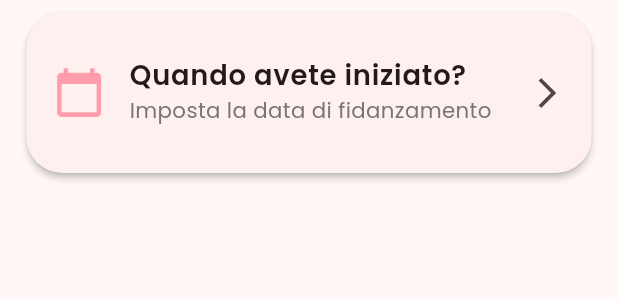
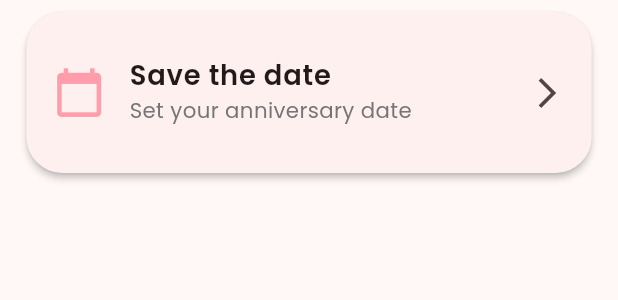
Before and after one commit to mat-teo/yily, a Flutter app: the AnniversaryWidget widget shown alone on an empty page, opened directly, on a phone screen of 412 x 824 dp. Shown: the top 300 px of the screen. Run offline on Flutter 3.47's test engine with Material 3 defaults, Android fonts, the light colour scheme and no system bars; our stand-ins replace dio, flutter_animate, flutter_local_notifications, flutter_screenutil, flutter_secure_storage, google_fonts and 3 more; accounts and stored records are empty.

Commit message:
v0.5.0 - error handling

```diff
--- a/mobile-app/yily_app/lib/main.dart
+++ b/mobile-app/yily_app/lib/main.dart
@@ -7,9 +7,11 @@ import 'package:yily_app/providers/auth_provider.dart';
 import 'package:yily_app/screens/onboarding_screen.dart';
 import 'package:yily_app/providers/user_provider.dart';
 import 'package:yily_app/providers/theme_provider.dart';
+import 'package:yily_app/services/notification_service.dart';
 
 void main() async {
   WidgetsFlutterBinding.ensureInitialized();
+  await NotificationService().init();
   runApp(const MyApp());
 }
 
--- a/mobile-app/yily_app/lib/providers/user_provider.dart
+++ b/mobile-app/yily_app/lib/providers/user_provider.dart
@@ -1,5 +1,6 @@
 import 'package:flutter/material.dart';
 import 'package:yily_app/services/api_service.dart';
+import 'package:yily_app/utils/error_handler.dart';
 
 class UserProvider with ChangeNotifier {
   String? myName;
@@ -12,7 +13,7 @@ class UserProvider with ChangeNotifier {
 
   bool get hasPartner => partnerName != null && partnerId != null;
 
-  Future<void> loadUserInfo() async {
+  Future<void> loadUserInfo(BuildContext context) async {
     try {
       final api = ApiService();
       final data = await api.getUserInfo();
@@ -39,7 +40,7 @@ class UserProvider with ChangeNotifier {
 
       notifyListeners();
     } catch (e) {
-      print('Errore loadUserInfo: $e');
+      ErrorHandler.showError(context, e);
     }
   }
 
--- a/mobile-app/yily_app/lib/screens/add_reason_screen.dart
+++ b/mobile-app/yily_app/lib/screens/add_reason_screen.dart
@@ -1,6 +1,7 @@
 import 'package:flutter/material.dart';
 import 'package:yily_app/services/api_service.dart';
 import'package:flutter_screenutil/flutter_screenutil.dart';
+import 'package:yily_app/utils/error_handler.dart';
 
 class AddReasonScreen extends StatefulWidget {
   const AddReasonScreen({super.key});
@@ -22,7 +23,7 @@ class _AddReasonScreenState extends State<AddReasonScreen> {
       await api.addReason(_contentController.text.trim());
       Navigator.pop(context, true);
     } catch (e) {
-      ScaffoldMessenger.of(context).showSnackBar(SnackBar(content: Text('Errore: $e')));
+      ErrorHandler.showError(context, e);
     } finally {
       setState(() => _isLoading = false);
     }
--- a/mobile-app/yily_app/lib/screens/onboarding_screen.dart
+++ b/mobile-app/yily_app/lib/screens/onboarding_screen.dart
@@ -2,6 +2,7 @@ import 'package:flutter/material.dart';
 import 'package:yily_app/services/api_service.dart';
 import'package:flutter_screenutil/flutter_screenutil.dart';
 import 'package:yily_app/screens/main_navigation.dart';
+import 'package:yily_app/utils/error_handler.dart';
 
 
 class OnboardingScreen extends StatefulWidget {
@@ -40,9 +41,7 @@ class _OnboardingScreenState extends State<OnboardingScreen> {
         MaterialPageRoute(builder: (_) => const MainNavigation()),
       );
     } catch (e) {
-      ScaffoldMessenger.of(context).showSnackBar(
-        SnackBar(content: Text('Errore: $e')),
-      );
+      ErrorHandler.showError(context, e);
     } finally {
       setState(() => _isLoading = false);
     }
--- a/mobile-app/yily_app/lib/services/api_service.dart
+++ b/mobile-app/yily_app/lib/services/api_service.dart
@@ -1,7 +1,9 @@
 // services/api_service.dart
 import 'package:dio/dio.dart';
+import 'package:flutter/src/widgets/framework.dart';
 import 'package:yily_app/models/reason.dart';
 import 'package:yily_app/services/storage_service.dart';
+import 'package:yily_app/utils/error_handler.dart';
 
 class ApiService {
   final Dio _dio = Dio(BaseOptions(
@@ -99,7 +101,7 @@ class ApiService {
     return response.data;
   }
 
-  Future<void> setAnniversaryDate(DateTime date) async {
+  Future<void> setAnniversaryDate(DateTime date, BuildContext context) async {
    try {
     final response = await _dio.put(
       '/couples/anniversary',
@@ -111,10 +113,7 @@ class ApiService {
     print('Anniversary saved: ${response.data}');
     return;
   } catch (e) {
-    print('Errore setAnniversaryDate: $e');
-    if (e is DioException) {
-      print('Response data: ${e.response?.data}');
-    }
+    ErrorHandler.showError(context, e);
     rethrow;
   }
   }
--- /dev/null
+++ b/mobile-app/yily_app/lib/services/notification_service.dart
@@ -0,0 +1,42 @@
+import 'package:flutter_local_notifications/flutter_local_notifications.dart';
+import 'package:timezone/timezone.dart' as tz;
+import 'package:timezone/data/latest.dart' as tz;
+
+class NotificationService {
+  static final NotificationService _instance = NotificationService._internal();
+  factory NotificationService() => _instance;
+  NotificationService._internal();
+
+  final FlutterLocalNotificationsPlugin _notifications = FlutterLocalNotificationsPlugin();
+
+  Future<void> init() async {
+    tz.initializeTimeZones();
+
+    const AndroidInitializationSettings android = AndroidInitializationSettings('@mipmap/ic_launcher');
+    const DarwinInitializationSettings ios = DarwinInitializationSettings();
+    const InitializationSettings settings = InitializationSettings(android: android, iOS: ios);
+
+    await _notifications.initialize(settings: settings);
+  }
+
+  Future<void> scheduleAnniversaryNotification(DateTime anniversary) async {
+    final now = DateTime.now();
+    var nextAnniversary = DateTime(now.year, anniversary.month, anniversary.day);
+    if (now.isAfter(nextAnniversary)) {
+      nextAnniversary = nextAnniversary.add(const Duration(days: 365));
+    }
+
+    await _notifications.zonedSchedule(
+      id: 0,
+      scheduledDate:  tz.TZDateTime.from(nextAnniversary, tz.local),
+      notificationDetails:  const NotificationDetails(
+        android: AndroidNotificationDetails('anniversary_channel', 'Anniversaries', importance: Importance.max),
+      ),
+      androidScheduleMode: AndroidScheduleMode.exactAllowWhileIdle,
+      title: 'Happy anniversary!',
+      body:  'You have been ${DateTime.now().difference(anniversary).inDays} days together!',
+      matchDateTimeComponents: DateTimeComponents.dateAndTime,
+    );
+  }
+
+}
--- a/mobile-app/yily_app/lib/widgets/anniversary_widget.dart
+++ b/mobile-app/yily_app/lib/widgets/anniversary_widget.dart
@@ -4,6 +4,8 @@ import 'package:intl/intl.dart';
 import 'package:provider/provider.dart';
 import 'package:yily_app/providers/user_provider.dart';
 import 'package:yily_app/services/api_service.dart';
+import 'package:yily_app/services/notification_service.dart';
+import 'package:yily_app/utils/error_handler.dart';
 
 class AnniversaryWidget extends StatefulWidget {
   const AnniversaryWidget({super.key});
@@ -20,7 +22,7 @@ class _AnniversaryWidgetState extends State<AnniversaryWidget> {
 
     final picked = await showDatePicker(
       context: context,
-      initialDate: DateTime.now().subtract(const Duration(days: 365)),
+      initialDate: userProv.anniversaryDate ?? DateTime.now().subtract(const Duration(days: 365)),
       firstDate: DateTime(1950),
       lastDate: DateTime.now(),
       builder: (context, child) {
@@ -39,36 +41,42 @@ class _AnniversaryWidgetState extends State<AnniversaryWidget> {
 
     try {
       final api = ApiService();
-      await api.setAnniversaryDate(picked);
-
-      // Ricarichiamo i dati utente
-      await userProv.loadUserInfo();
-
+      await api.setAnniversaryDate(picked, context);
+      await NotificationService().scheduleAnniversaryNotification(picked);
+      await userProv.loadUserInfo(context);
       if (mounted) {
         ScaffoldMessenger.of(context).showSnackBar(
-          const SnackBar(content: Text('Data di fidanzamento salvata ❤️')),
+          const SnackBar(content: Text('Anniversary updated')),
         );
       }
     } catch (e) {
-      if (mounted) {
-        ScaffoldMessenger.of(context).showSnackBar(
-          SnackBar(content: Text('Errore durante il salvataggio: $e')),
-        );
-      }
+      ErrorHandler.showError(context, e);
     } finally {
-      if (mounted) {
-        setState(() => _isLoading = false);
-      }
+      if (mounted) setState(() => _isLoading = false);
     }
   }
 
   @override
   Widget build(BuildContext context) {
-    final userProv = Provider.of<UserProvider>(context, listen: true);
+    final userProv = Provider.of<UserProvider>(context);
     final anniversary = userProv.anniversaryDate;
 
-    // === MODALITÀ: Data già impostata ===
-    if (anniversary != null) {
+    if (anniversary == null) {
+      return Card(
+        margin: EdgeInsets.symmetric(horizontal: 16.w, vertical: 8.h),
+        child: ListTile(
+          contentPadding: EdgeInsets.all(16.w),
+          leading: Icon(Icons.calendar_today, color: const Color(0xFFFF9EAA), size: 32.w),
+          title: Text('Save the date', style: TextStyle(fontSize: 18.sp, fontWeight: FontWeight.w600)),
+          subtitle: Text('Set your anniversary date', style: TextStyle(fontSize: 14.sp, color: Colors.grey[600])),
+          trailing: _isLoading
+              ? const SizedBox(width: 24, height: 24, child: CircularProgressIndicator(strokeWidth: 2.5))
+              : const Icon(Icons.arrow_forward_ios),
+          onTap: _isLoading ? null : _pickDate,
+        ),
+      );
+    }
+
     final daysTogether = DateTime.now().difference(anniversary).inDays;
     final formattedDate = DateFormat('dd/MM/yyyy').format(anniversary);
 
@@ -79,55 +87,42 @@ class _AnniversaryWidgetState extends State<AnniversaryWidget> {
         child: Column(
           children: [
             Row(
+              mainAxisAlignment: MainAxisAlignment.spaceBetween,
+              children: [
+                // Parte sinistra: icona + testo
+                Flexible(  // ← AGGIUNTO Flexible per evitare overflow
+                  child: Row(
+                    mainAxisSize: MainAxisSize.min,
                     children: [
                       Icon(Icons.favorite, color: const Color(0xFFFF6B6B), size: 28.w),
                       SizedBox(width: 12.w),
-                  Expanded(
+                      Flexible(
                         child: Text(
-                      'Insieme dal $formattedDate',
+                          'Together since $formattedDate',
                           style: TextStyle(fontSize: 18.sp, fontWeight: FontWeight.w600),
+                          overflow: TextOverflow.ellipsis,  // ← troncamento se troppo lungo
+                          maxLines: 1,
                         ),
+                      ),
+                    ],
+                  ),
+                ),
+                IconButton(
+                  icon: const Icon(Icons.edit_calendar, size: 24),
+                  color: const Color(0xFFFF9EAA),
+                  onPressed: _isLoading ? null : _pickDate,
+                  tooltip: 'Change anniversary',
                 ),
               ],
             ),
             SizedBox(height: 8.h),
             Text(
-                '$daysTogether giorni insieme',
-                style: TextStyle(
-                  fontSize: 22.sp,
-                  fontWeight: FontWeight.bold,
-                  color: const Color(0xFFFF9EAA),
-                ),
+              '$daysTogether days together!',
+              style: TextStyle(fontSize: 22.sp, fontWeight: FontWeight.bold, color: const Color(0xFFFF9EAA)),
             ),
           ],
         ),
       ),
     );
   }
-
-    // === MODALITÀ: Data non ancora impostata ===
-    return Card(
-      margin: EdgeInsets.symmetric(horizontal: 16.w, vertical: 8.h),
-      child: ListTile(
-        contentPadding: EdgeInsets.all(16.w),
-        leading: Icon(Icons.calendar_today, color: const Color(0xFFFF9EAA), size: 32.w),
-        title: Text(
-          'Quando avete iniziato?',
-          style: TextStyle(fontSize: 18.sp, fontWeight: FontWeight.w600),
-        ),
-        subtitle: Text(
-          'Imposta la data di fidanzamento',
-          style: TextStyle(fontSize: 14.sp, color: Colors.grey[600]),
-        ),
-        trailing: _isLoading
-            ? const SizedBox(
-                width: 24,
-                height: 24,
-                child: CircularProgressIndicator(strokeWidth: 2.5),
-              )
-            : const Icon(Icons.arrow_forward_ios),
-        onTap: _isLoading ? null : _pickDate,
-      ),
-    );
 }
-}
--- a/mobile-app/yily_app/lib/widgets/invite_partner_view.dart
+++ b/mobile-app/yily_app/lib/widgets/invite_partner_view.dart
@@ -76,7 +76,7 @@ class InvitePartnerView extends StatelessWidget {
                   TextButton(
                     onPressed: () async {
                       // Mostra un caricamento opzionale
-                      await userProv.loadUserInfo();
+                      await userProv.loadUserInfo(context);
                       // Dopo il refresh, il Consumer ricostruirà automaticamente la UI
                     },
                     child: Text('Ho già inserito il codice', style: TextStyle(fontSize: 16.sp)),
--- a/mobile-app/yily_app/pubspec.yaml
+++ b/mobile-app/yily_app/pubspec.yaml
@@ -46,6 +46,8 @@ dependencies:
   # The following adds the Cupertino Icons font to your application.
   # Use with the CupertinoIcons class for iOS style icons.
   cupertino_icons: ^1.0.8
+  flutter_local_notifications: ^21.0.0
+  timezone: ^0.11.0
 
 dev_dependencies:
   flutter_test:
```
Also changed, not shown: mobile-app/yily_app/lib/screens/home_screen.dart (+8 -1 lines), mobile-app/yily_app/lib/screens/reason_screen.dart (+2 -5 lines), mobile-app/yily_app/lib/utils/error_handler.dart (added, +68 -0 lines), mobile-app/yily_app/lib/widgets/heart_names_widget.dart (+15 -13 lines), mobile-app/yily_app/pubspec.lock, 2 other files. Lines whose indentation alone changed are shown as unchanged.
